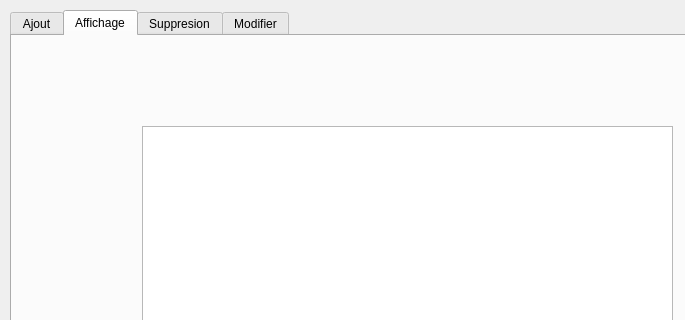
First picture: the form in mainwindow.ui, repository lim-m24/ProjetC-, before the edit; both pictures show x 0 to 685 and y 0 to 320 of the 800 by 600 pixel window.
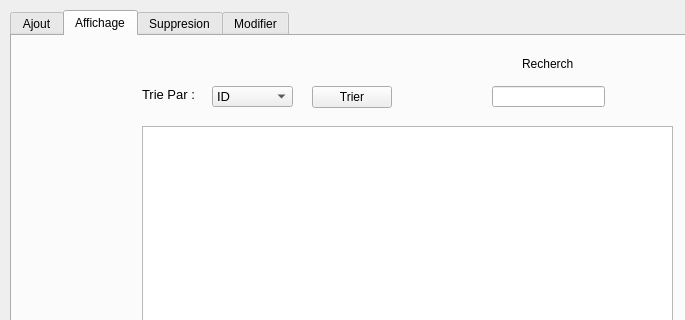
Second picture: the form after the edit. The open tabs and pages were chosen to show the change.

Diff of the .ui file:
```diff
--- a/mainwindow.ui
+++ b/mainwindow.ui
@@ -173,6 +173,85 @@
        </rect>
       </property>
      </widget>
+     <widget class="QComboBox" name="comboBox">
+      <property name="geometry">
+       <rect>
+        <x>200</x>
+        <y>50</y>
+        <width>81</width>
+        <height>21</height>
+       </rect>
+      </property>
+      <property name="font">
+       <font>
+        <pointsize>10</pointsize>
+       </font>
+      </property>
+      <item>
+       <property name="text">
+        <string>ID</string>
+       </property>
+      </item>
+      <item>
+       <property name="text">
+        <string>NOM</string>
+       </property>
+      </item>
+     </widget>
+     <widget class="QLabel" name="label_3">
+      <property name="geometry">
+       <rect>
+        <x>130</x>
+        <y>50</y>
+        <width>61</width>
+        <height>16</height>
+       </rect>
+      </property>
+      <property name="font">
+       <font>
+        <pointsize>10</pointsize>
+       </font>
+      </property>
+      <property name="text">
+       <string>Trie Par :</string>
+      </property>
+     </widget>
+     <widget class="QPushButton" name="pushButton">
+      <property name="geometry">
+       <rect>
+        <x>300</x>
+        <y>50</y>
+        <width>80</width>
+        <height>22</height>
+       </rect>
+      </property>
+      <property name="text">
+       <string>Trier</string>
+      </property>
+     </widget>
+     <widget class="QLabel" name="label_4">
+      <property name="geometry">
+       <rect>
+        <x>510</x>
+        <y>20</y>
+        <width>51</width>
+        <height>16</height>
+       </rect>
+      </property>
+      <property name="text">
+       <string>Recherche</string>
+      </property>
+     </widget>
+     <widget class="QLineEdit" name="lineEdit">
+      <property name="geometry">
+       <rect>
+        <x>480</x>
+        <y>50</y>
+        <width>113</width>
+        <height>21</height>
+       </rect>
+      </property>
+     </widget>
     </widget>
     <widget class="QWidget" name="tab_3">
      <attribute name="title">
```
Left out of the diff: 2 changed lines with no effect on the pictures.
